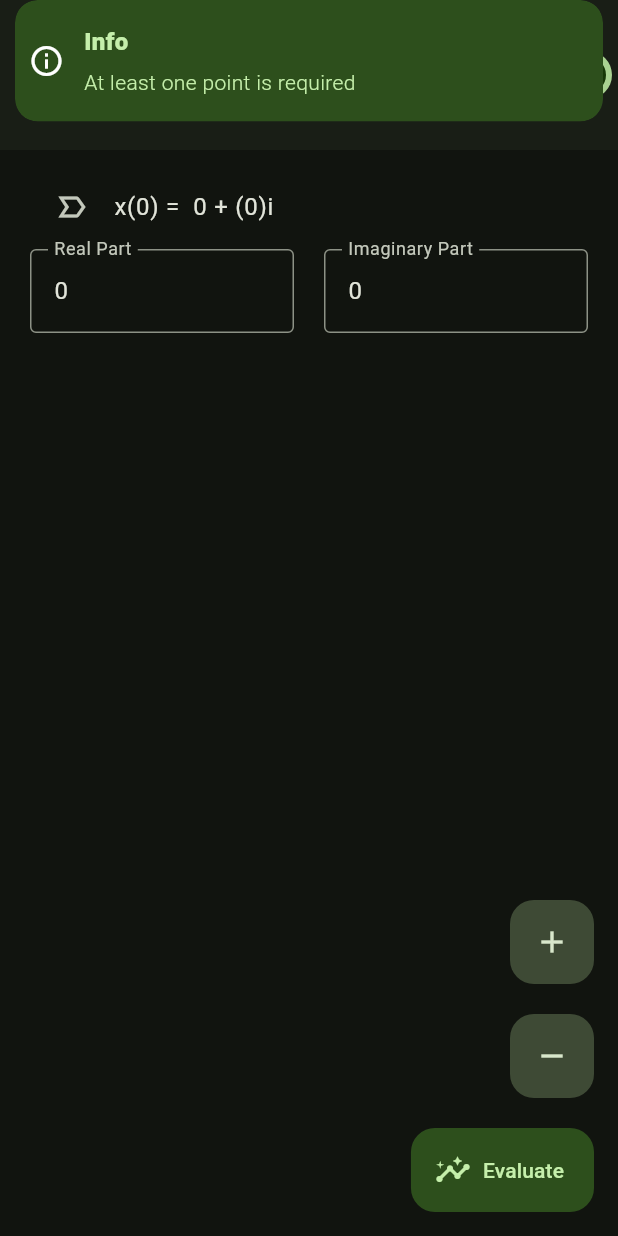
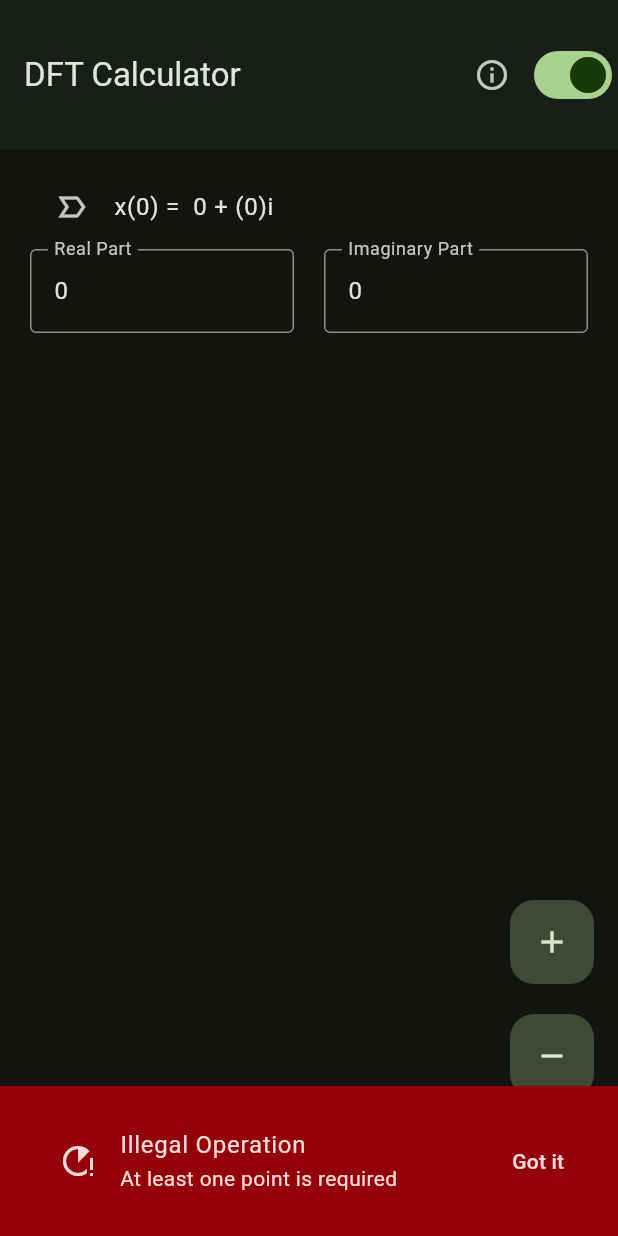
Before and after one commit to Az-21/dft, a Flutter app: the screen it shows after launch, after a tap on the "remove" icon, on a phone screen of 412 x 824 dp. Run offline on Flutter 3.47's test engine with Material 2 defaults, Android fonts, the phone set to English and light mode, and no system bars; drawn by our look-alikes of dynamic_color; our stand-ins replace flutter_animate, get, get_storage, syncfusion_flutter_charts; missing offline and left inert: complex; Roboto replaces fonts that are missing (Inconsolata).

Commit message:
Switch from `Get` snackbar to `material` snackbar

```diff
--- a/lib/src/home.dart
+++ b/lib/src/home.dart
@@ -13,7 +13,6 @@ class HomeScreen extends StatefulWidget {
 
 class _HomeScreenState extends State<HomeScreen> {
   List<TextEditingController> img = [TextEditingController()];
-
   // * Text Controllers
   List<TextEditingController> real = [TextEditingController()];
 
@@ -55,12 +54,17 @@ class _HomeScreenState extends State<HomeScreen> {
       // Update UI
       setState(() {});
     } else {
-      Get.snackbar(
-        'Info',
-        'At least one point is required',
-        icon: const Icon(Icons.info_outline),
-        colorText: Theme.of(context).colorScheme.onPrimaryContainer,
-        backgroundColor: Theme.of(context).colorScheme.primaryContainer,
+      final m3 = Theme.of(context).colorScheme;
+      ScaffoldMessenger.of(context).showSnackBar(
+        SnackBar(
+          backgroundColor: m3.errorContainer,
+          content: ListTile(
+            leading: Icon(Icons.running_with_errors, color: m3.onErrorContainer),
+            title: Text("Illegal Operation", style: TextStyle(color: m3.onErrorContainer)),
+            subtitle: Text("At least one point is required", style: TextStyle(color: m3.onErrorContainer)),
+          ),
+          action: SnackBarAction(label: "Got it", onPressed: () {}, textColor: m3.onErrorContainer),
+        ),
       );
     }
   }
@@ -83,8 +87,7 @@ class _HomeScreenState extends State<HomeScreen> {
             onPressed: _addPoint,
             elevation: 0,
             backgroundColor: Theme.of(context).colorScheme.secondaryContainer,
-            child: Icon(Icons.add,
-                color: Theme.of(context).colorScheme.onSecondaryContainer),
+            child: Icon(Icons.add, color: Theme.of(context).colorScheme.onSecondaryContainer),
           ),
           const SizedBox(
             height: 20,
@@ -94,8 +97,7 @@ class _HomeScreenState extends State<HomeScreen> {
             heroTag: null,
             elevation: 0,
             backgroundColor: Theme.of(context).colorScheme.secondaryContainer,
-            child: Icon(Icons.remove,
-                color: Theme.of(context).colorScheme.onSecondaryContainer),
+            child: Icon(Icons.remove, color: Theme.of(context).colorScheme.onSecondaryContainer),
           ),
           const SizedBox(
             height: 20,
@@ -121,8 +123,7 @@ class _HomeScreenState extends State<HomeScreen> {
               // * Print Point
               ListTile(
                 title: Text(
-                  printDiscretePoint(
-                      'x', index, real[index].text, img[index].text),
+                  printDiscretePoint('x', index, real[index].text, img[index].text),
                   style: const TextStyle(fontFamily: 'Inconsolata'),
                 ),
                 leading: const Icon(Icons.label_important_outline),
@@ -139,11 +140,9 @@ class _HomeScreenState extends State<HomeScreen> {
                       ),
 
                       /// * Allow only double input
-                      keyboardType:
-                          const TextInputType.numberWithOptions(decimal: true),
+                      keyboardType: const TextInputType.numberWithOptions(decimal: true),
                       inputFormatters: [
-                        FilteringTextInputFormatter.allow(
-                            RegExp(r'(^\-?\d*\.?\d*)')),
+                        FilteringTextInputFormatter.allow(RegExp(r'(^\-?\d*\.?\d*)')),
                       ],
 
                       /// * Update UI
@@ -173,11 +172,9 @@ class _HomeScreenState extends State<HomeScreen> {
                       ),
 
                       /// Allow only double
-                      keyboardType:
-                          const TextInputType.numberWithOptions(decimal: true),
+                      keyboardType: const TextInputType.numberWithOptions(decimal: true),
                       inputFormatters: [
-                        FilteringTextInputFormatter.allow(
-                            RegExp(r'(^\-?\d*\.?\d*)')),
+                        FilteringTextInputFormatter.allow(RegExp(r'(^\-?\d*\.?\d*)')),
                       ],
 
                       /// * Update UI
```
